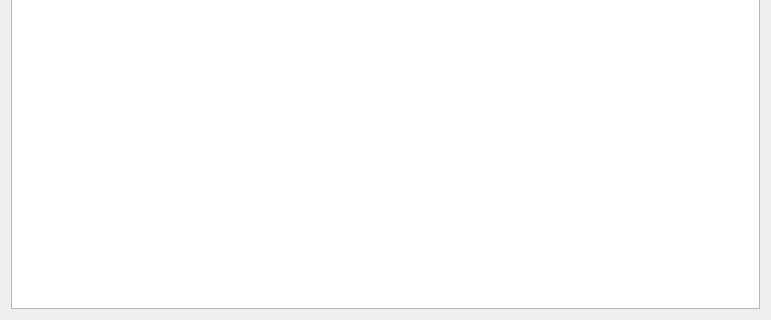
First picture: the form in QTInterface/benchmarkresults.ui, repository gabrielecanesi/iterative-solver, before the edit; both pictures show x 0 to 771 and y 337 to 657 of the 771 by 657 pixel window.
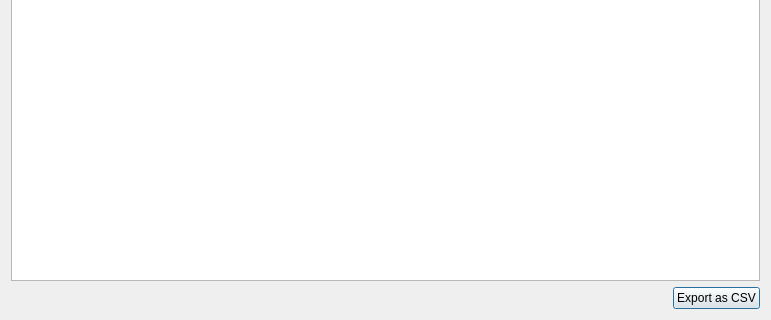
Second picture: the form after the edit.

Commit message: Added CSV export and set benchmark results table read-only

The edit to the form file:
```diff
--- a/QTInterface/benchmarkresults.ui
+++ b/QTInterface/benchmarkresults.ui
@@ -58,6 +58,30 @@
      </column>
     </widget>
    </item>
+   <item row="1" column="0">
+    <layout class="QHBoxLayout" name="horizontalLayout">
+     <item>
+      <spacer name="horizontalSpacer">
+       <property name="orientation">
+        <enum>Qt::Horizontal</enum>
+       </property>
+       <property name="sizeHint" stdset="0">
+        <size>
+         <width>40</width>
+         <height>20</height>
+        </size>
+       </property>
+      </spacer>
+     </item>
+     <item>
+      <widget class="QPushButton" name="pushButton">
+       <property name="text">
+        <string>Export as CSV</string>
+       </property>
+      </widget>
+     </item>
+    </layout>
+   </item>
   </layout>
  </widget>
  <resources/>
```
The commit also changes 2 other files.
